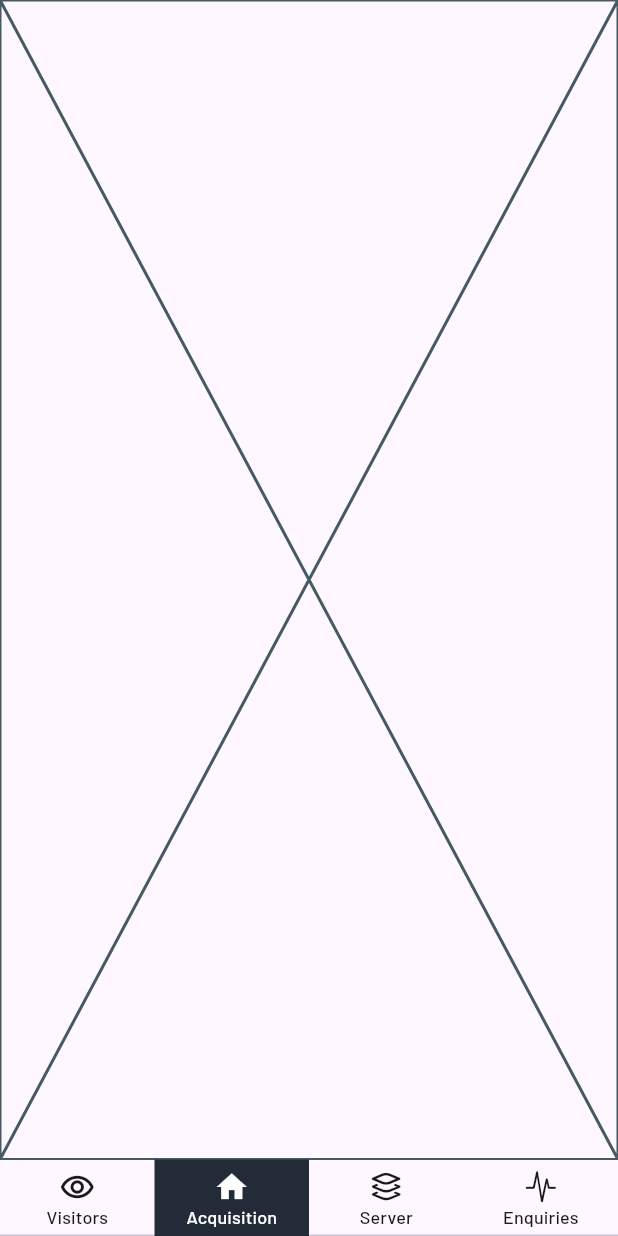
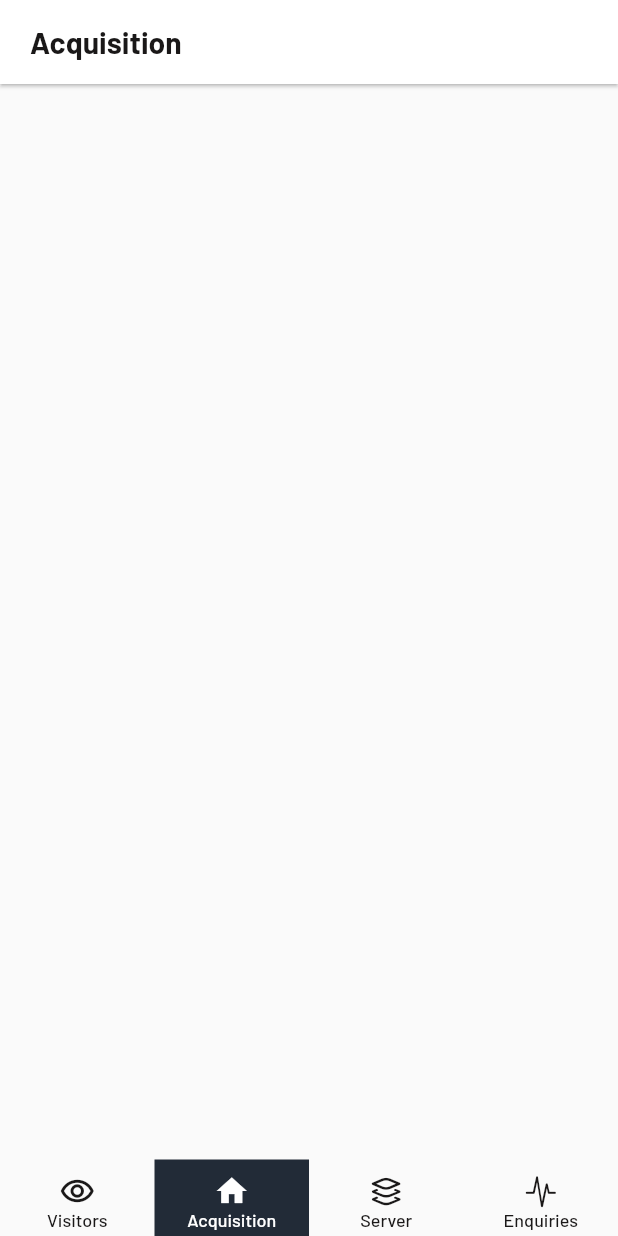
Before and after one commit to mirza-d3x/red_dog, a Flutter app: the screen it shows after launch, item 2 of the bottom bar chosen, on a phone screen of 412 x 824 dp. Run offline on Flutter 3.47's test engine with Material 3 defaults, Android fonts, the phone set to English and light mode, and no system bars; our stand-ins replace charts_flutter, fl_chart, percent_indicator, syncfusion_flutter_charts; missing offline and left inert: countries_world_map.

Commit message:
added common app bar

```diff
--- a/lib/features/tabs/acquisition_screen.dart
+++ b/lib/features/tabs/acquisition_screen.dart
@@ -1,4 +1,5 @@
 import 'package:flutter/material.dart';
+import 'package:reddog_mobile_app/widgets/common_app_bar.dart';
 
 class AcquisitionScreen extends StatefulWidget {
   const AcquisitionScreen({super.key});
@@ -10,6 +11,10 @@ class AcquisitionScreen extends StatefulWidget {
 class _AcquisitionScreenState extends State<AcquisitionScreen> {
   @override
   Widget build(BuildContext context) {
-    return const Placeholder();
+    return SafeArea(
+        child: Scaffold(
+          appBar: commonAppBar(context, 'Acquisition'),
+        )
+    );
   }
 }
--- a/lib/features/tabs/visitors_screen.dart
+++ b/lib/features/tabs/visitors_screen.dart
@@ -76,7 +76,8 @@ class _VisitorsScreenState extends State<VisitorsScreen> {
           appBar: PreferredSize(
             preferredSize: const Size.fromHeight(90.0),
             child: AppBar(
-              scrolledUnderElevation: 0,
+              elevation: 1,
+              // scrolledUnderElevation: 0,
               backgroundColor: whiteColor,
               flexibleSpace: Container(
                 padding: const EdgeInsets.fromLTRB(20, 15, 10, 10),
--- a/lib/main.dart
+++ b/lib/main.dart
@@ -15,12 +15,12 @@ class MyApp extends StatelessWidget {
   // This widget is the root of your application.
   @override
   Widget build(BuildContext context) {
-    return const MaterialApp(
+    return MaterialApp(
       title: 'Flutter Demo',
-      // theme: ThemeData(
-      //   colorScheme: ColorScheme.fromSeed(seedColor: Colors.deepPurple),
-      //   useMaterial3: true,
-      // ),
+      theme: ThemeData(
+        // colorScheme: ColorScheme.fromSeed(seedColor: Colors.deepPurple),
+        useMaterial3: false,
+      ),
       home: TabViewScreen(),
     );
   }
--- a/lib/styles/text_styles.dart
+++ b/lib/styles/text_styles.dart
@@ -126,3 +126,9 @@ TextStyle dropDownTextStyle = const TextStyle(
   color: blackColor,
   fontSize: 16,
 );
+
+TextStyle appBarTitleTextStyle = const TextStyle(
+  fontFamily: _boldFont,
+  color: blackColor,
+  fontSize: 20,
+);
--- /dev/null
+++ b/lib/widgets/common_app_bar.dart
@@ -0,0 +1,19 @@
+import 'package:flutter/material.dart';
+import 'package:reddog_mobile_app/styles/colors.dart';
+
+import '../styles/text_styles.dart';
+
+AppBar commonAppBar(
+    BuildContext context,String text,
+    ) {
+  return AppBar(
+    elevation: 1,
+    backgroundColor: whiteColor,
+    automaticallyImplyLeading: true,
+    titleSpacing: 20,
+    title: Text(
+      text,
+      style: appBarTitleTextStyle,
+    ),
+  );
+}
```
